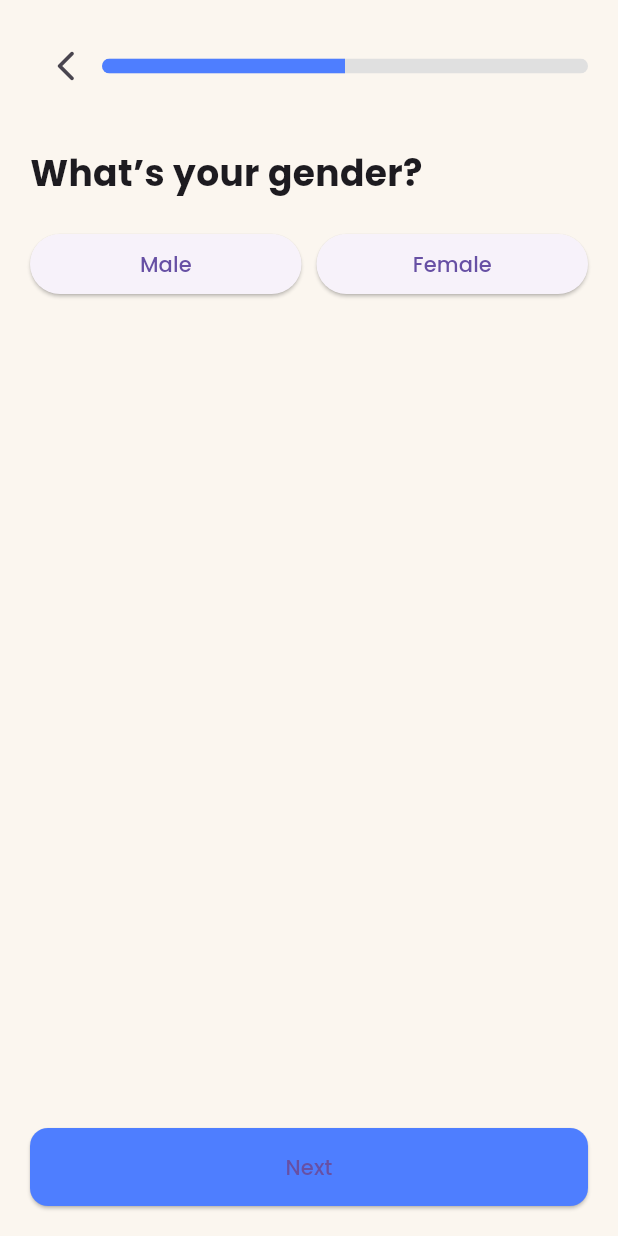
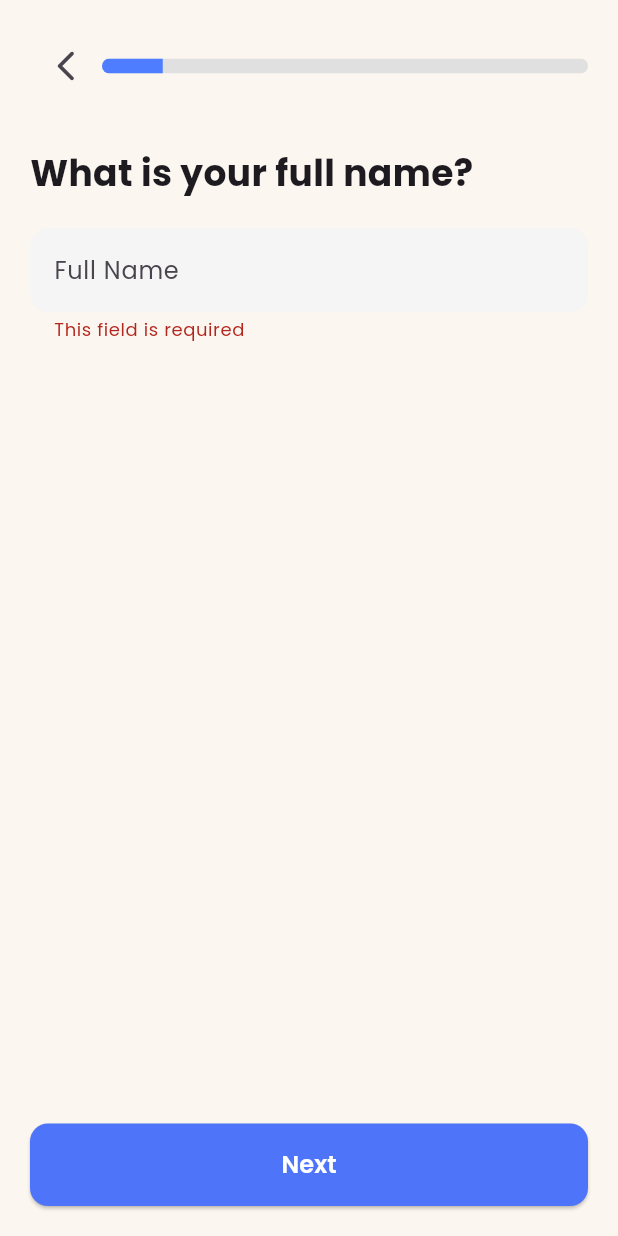
Before and after one commit to kerlos-alrayan/codekids, a Flutter app: the SignUpSteps screen opened by its route, after a tap on "Next", on a phone screen of 412 x 824 dp. Run offline on Flutter 3.47's test engine with Material 3 defaults, Android fonts, the phone set to English and light mode, and no system bars; our stand-ins replace bloc, carousel_slider, flutter_bloc, font_awesome_flutter, go_router, google_fonts and 2 more.

```diff
--- a/lib/core/utils/app_router.dart
+++ b/lib/core/utils/app_router.dart
@@ -1,6 +1,7 @@
 import 'package:codekids/features/auth/presentation/views/sign_up_steps.dart';
 import 'package:codekids/features/home/presentation/views/bottom_nav_bar.dart';
 import 'package:codekids/features/home/presentation/views/home_view.dart';
+import 'package:codekids/features/notification/presentation/views/notification_view.dart';
 import 'package:flutter/material.dart';
 import 'package:go_router/go_router.dart';
 
@@ -9,13 +10,15 @@ import '../../features/splash/presentation/views/splash_view.dart';
 
 abstract class AppRouter {
   static const kIntroductionView = '/IntroductionView';
-  static const kHomeView = '/HomeView';
+  static const kSignUpSteps = '/SignUpSteps';
+  static const kBottomNavBar = '/BottomNavBar';
+  static const kNotifications = '/Notifications';
 
   static final GoRouter router = GoRouter(routes: <RouteBase>[
     GoRoute(
       path: '/',
       builder: (BuildContext context, GoRouterState state) =>
-          SignUpSteps(totalSteps: 4),
+          const SplashView(),
     ),
     GoRoute(
       path: kIntroductionView,
@@ -23,8 +26,17 @@ abstract class AppRouter {
           const IntroductionView(),
     ),
     GoRoute(
-      path: kHomeView,
-      builder: (BuildContext context, GoRouterState state) => const HomeView(),
+      path: kSignUpSteps,
+      builder: (BuildContext context, GoRouterState state) =>
+          const SignUpSteps(totalSteps: 8,),
+    ),
+    GoRoute(
+      path: kBottomNavBar,
+      builder: (BuildContext context, GoRouterState state) => BottomNavBar(),
+    ),
+    GoRoute(
+      path: kNotifications,
+      builder: (BuildContext context, GoRouterState state) => NotificationView(),
     ),
   ]);
 }
--- a/lib/core/utils/assets.dart
+++ b/lib/core/utils/assets.dart
@@ -5,5 +5,7 @@ class AssetsData{
   static const gamesBottomBar = 'assets/images/home_view/bottom_nav_bar/games.png';
   static const videosBottomBar = 'assets/images/home_view/bottom_nav_bar/videos.png';
   static const accountBottomBar = 'assets/images/home_view/bottom_nav_bar/account.png';
-  static const course_card = 'assets/images/home_view/course_card/g10.png';
+  static const courseCard = 'assets/images/home_view/course_card/g10.png';
+  static const notification = 'assets/images/notification/notifications.png';
+  static const gamesSorting = 'assets/images/games/sorting.png';
 }
--- a/lib/features/auth/presentation/views/sign_up_steps.dart
+++ b/lib/features/auth/presentation/views/sign_up_steps.dart
@@ -1,20 +1,37 @@
+import 'package:codekids/core/utils/styles.dart';
 import 'package:flutter/material.dart';
 import 'package:flutter_bloc/flutter_bloc.dart';
+import 'package:go_router/go_router.dart';
+import '../../../../core/utils/app_router.dart';
 import '../manger/sign_up_steps_cubit/sign_up_steps_cubit.dart';
 
-class SignUpSteps extends StatelessWidget {
+class SignUpSteps extends StatefulWidget {
   final int totalSteps;
 
-  const SignUpSteps({
-    super.key,
-    required this.totalSteps,
-  });
+  const SignUpSteps({super.key, required this.totalSteps});
+
+  @override
+  State<SignUpSteps> createState() => _SignUpStepsState();
+}
+
+class _SignUpStepsState extends State<SignUpSteps> {
+  final _formKey = GlobalKey<FormState>();
+  final Map<int, TextEditingController> _controllers = {};
+
+  @override
+  void dispose() {
+    for (final controller in _controllers.values) {
+      controller.dispose();
+    }
+    super.dispose();
+  }
 
   @override
   Widget build(BuildContext context) {
     return BlocBuilder<StepCubit, int>(
       builder: (context, currentStep) {
-        double progress = currentStep / totalSteps;
+        double progress = currentStep / widget.totalSteps;
+        final controller = _controllers.putIfAbsent(currentStep, () => TextEditingController());
 
         return Scaffold(
           body: SafeArea(
@@ -38,30 +55,53 @@ class SignUpSteps extends StatelessWidget {
                             value: progress,
                             minHeight: 10,
                             backgroundColor: Colors.grey[300],
-                            valueColor: const AlwaysStoppedAnimation<Color>(
-                                Color(0xFF4E7EFF)),
+                            valueColor: const AlwaysStoppedAnimation<Color>(Color(0xFF4E7EFF)),
                           ),
                         ),
                       ),
                     ],
                   ),
                   const SizedBox(height: 30),
-                  _buildStepContent(currentStep),
+                  Form(
+                    key: _formKey,
+                    child: _buildStepContent(currentStep, controller),
+                  ),
                   const Spacer(),
                   SizedBox(
                     width: double.infinity,
                     child: ElevatedButton(
                       onPressed: () {
-                        context.read<StepCubit>().nextStep(totalSteps);
+                        if (_formKey.currentState?.validate() ?? false) {
+                          if (currentStep < widget.totalSteps) {
+                            context.read<StepCubit>().nextStep(widget.totalSteps);
+                          } else {
+                            showDialog(
+                              context: context,
+                              builder: (_) => AlertDialog(
+                                title: const Text("Success"),
+                                content: const Text("All steps completed."),
+                                actions: [
+                                  TextButton(
+                                    onPressed: () => GoRouter.of(context).pushReplacement(AppRouter.kBottomNavBar),
+                                    child: const Text("OK"),
+                                  ),
+                                ],
+                              ),
+                            );
+                          }
+                        }
                       },
                       style: ElevatedButton.styleFrom(
-                        backgroundColor: const Color(0xFF4E7EFF),
+                        backgroundColor: const Color(0xFF4E74F9),
                         padding: const EdgeInsets.symmetric(vertical: 16),
                         shape: RoundedRectangleBorder(
                           borderRadius: BorderRadius.circular(12),
                         ),
                       ),
-                      child: const Text("Next"),
+                      child: Text(
+                        currentStep < widget.totalSteps ? "Next" : "Finish",
+                        style: Styles.textStyle16.copyWith(color: Colors.white),
+                      ),
                     ),
                   ),
                 ],
@@ -73,21 +113,99 @@ class SignUpSteps extends StatelessWidget {
     );
   }
 
-  Widget _buildStepContent(int currentStep) {
+  Widget _buildStepContent(int currentStep, TextEditingController controller) {
     switch (currentStep) {
       case 1:
+        return _buildTextField(
+          controller: controller,
+          label: "What is your full name?",
+          hint: "Full Name",
+          keyboardType: TextInputType.name,
+        );
+      case 2:
+        return _buildTextField(
+          controller: controller,
+          label: "How old are you?",
+          hint: "Age",
+          keyboardType: TextInputType.number,
+        );
+      case 3:
+        return _buildTextField(
+          controller: controller,
+          label: "LinkedIn",
+          hint: "LinkedIn profile link",
+          keyboardType: TextInputType.url,
+        );
+      case 4:
+        return _buildTextField(
+          controller: controller,
+          label: "Phone",
+          hint: "Phone number",
+          keyboardType: TextInputType.phone,
+        );
+      case 5:
+        return _buildTextField(
+          controller: controller,
+          label: "E-mail",
+          hint: "Your email address",
+          keyboardType: TextInputType.emailAddress,
+        );
+      case 6:
+        return _buildTextField(
+          controller: controller,
+          label: "In which university did you study and what is your specialty?",
+          hint: "University and specialty",
+          keyboardType: TextInputType.text,
+          maxLines: 3,
+        );
+      case 7:
+        return _buildTextField(
+          controller: controller,
+          label: "What is your field of specialization and how many years of experience do you have?",
+          hint: "Field and years of experience",
+          keyboardType: TextInputType.text,
+          maxLines: 3,
+        );
+      case 8:
+        return _buildTextField(
+          controller: controller,
+          label: "What places did you work in and do you have experience certificates?",
+          hint: "Workplaces and certificates",
+          keyboardType: TextInputType.text,
+          maxLines: 3,
+        );
+      default:
+        return const Text("Invalid step");
+    }
+  }
+
+  Widget _buildTextField({
+    required String label,
+    required String hint,
+    required TextEditingController controller,
+    TextInputType keyboardType = TextInputType.text,
+    int maxLines = 1,
+  }) {
     return Column(
       crossAxisAlignment: CrossAxisAlignment.start,
       children: [
-            const Text(
-              "How old are you?",
-              style: TextStyle(fontSize: 24, fontWeight: FontWeight.bold),
+        Text(
+          label,
+          style: const TextStyle(fontSize: 24, fontWeight: FontWeight.bold),
         ),
         const SizedBox(height: 20),
-            TextField(
-              keyboardType: TextInputType.number,
+        TextFormField(
+          controller: controller,
+          keyboardType: keyboardType,
+          maxLines: maxLines,
+          validator: (value) {
+            if (value == null || value.trim().isEmpty) {
+              return "This field is required";
+            }
+            return null;
+          },
           decoration: InputDecoration(
-                hintText: 'Age',
+            hintText: hint,
             filled: true,
             fillColor: Colors.grey[100],
             border: OutlineInputBorder(
@@ -98,64 +216,5 @@ class SignUpSteps extends StatelessWidget {
         ),
       ],
     );
-
-      case 2:
-        return Column(
-          crossAxisAlignment: CrossAxisAlignment.start,
-          children: [
-            const Text(
-              "What’s your gender?",
-              style: TextStyle(fontSize: 24, fontWeight: FontWeight.bold),
-            ),
-            const SizedBox(height: 20),
-            Row(
-              children: [
-                Expanded(
-                  child: ElevatedButton(
-                    onPressed: () {},
-                    child: const Text("Male"),
-                  ),
-                ),
-                const SizedBox(width: 10),
-                Expanded(
-                  child: ElevatedButton(
-                    onPressed: () {},
-                    child: const Text("Female"),
-                  ),
-                ),
-              ],
-            ),
-          ],
-        );
-
-      case 3:
-        return Column(
-          crossAxisAlignment: CrossAxisAlignment.start,
-          children: const [
-            Text(
-              "Choose your birthdate",
-              style: TextStyle(fontSize: 24, fontWeight: FontWeight.bold),
-            ),
-            SizedBox(height: 20),
-            Text("Date Picker here..."),
-          ],
-        );
-
-      case 4:
-        return Column(
-          crossAxisAlignment: CrossAxisAlignment.start,
-          children: const [
-            Text(
-              "Accept terms and conditions",
-              style: TextStyle(fontSize: 24, fontWeight: FontWeight.bold),
-            ),
-            SizedBox(height: 20),
-            Text("Checkbox or agreement text..."),
-          ],
-        );
-
-      default:
-        return const Text("Invalid step");
   }
 }
-}
--- a/lib/features/home/presentation/views/bottom_nav_bar.dart
+++ b/lib/features/home/presentation/views/bottom_nav_bar.dart
@@ -4,6 +4,7 @@ import 'package:flutter/material.dart';
 import 'package:flutter_bloc/flutter_bloc.dart';
 import 'package:persistent_bottom_nav_bar/persistent_bottom_nav_bar.dart';
 
+import '../../../games/presentation/views/games_view.dart';
 import '../manger/bottom_nav_bar/bottom_nav_bar_cubit.dart';
 
 
@@ -14,7 +15,7 @@ class BottomNavBar extends StatelessWidget {
 
   final List<Widget> screens = [
     HomeView(),
-    HomeView(),
+    GamesView(),
     HomeView(),
     HomeView(),
   ];
--- a/lib/features/home/presentation/views/widgets/course_card.dart
+++ b/lib/features/home/presentation/views/widgets/course_card.dart
@@ -72,7 +72,7 @@ class CourseCard extends StatelessWidget {
                     bottom: 0,
                     right: 0,
                     child: Image.asset(
-                      AssetsData.course_card,
+                      AssetsData.courseCard,
                       width: 200,
                     ),
                   )
--- a/lib/features/introduction/presentation/views/widgets/continue_button.dart
+++ b/lib/features/introduction/presentation/views/widgets/continue_button.dart
@@ -28,7 +28,7 @@ class ContinueButton extends StatelessWidget {
           ),
           onPressed: () {
             if (state == 1) {
-              GoRouter.of(context).pushReplacement(AppRouter.kHomeView);
+              GoRouter.of(context).pushReplacement(AppRouter.kBottomNavBar);
             } else {
               context.read<IntroCubit>().nextStep();
             }
--- a/pubspec.yaml
+++ b/pubspec.yaml
@@ -47,6 +47,7 @@ dependencies:
   shimmer: ^3.0.0
   carousel_slider: ^5.0.0
   persistent_bottom_nav_bar: ^6.2.1
+  story_view: ^0.16.5
 
 dev_dependencies:
   flutter_test:
@@ -82,6 +83,8 @@ flutter:
     - assets/images/home_view/programming_language/dart.png
     - assets/images/home_view/bottom_nav_bar/
     - assets/images/home_view/course_card/
+    - assets/images/notification/notifications.png
+    - assets/images/games/
 
     # An image asset can refer to one or more resolution-specific "variants", see
   # https://flutter.dev/to/resolution-aware-images
```
Also changed, not shown: lib/features/games/presentation/views/games_view.dart (added, +13 -0 lines), lib/features/games/presentation/views/widgets/games_view_body.dart (added, +69 -0 lines), lib/features/home/presentation/views/widgets/search_and_notification_bar.dart (+5 -13 lines), lib/features/introduction/presentation/views/widgets/child_input_name.dart (+9 -4 lines), lib/features/notification/presentation/views/notification_view.dart (added, +21 -0 lines), lib/features/notification/presentation/views/widgets/notification_view_body.dart (added, +36 -0 lines), assets/images/notification/notifications.png (added), lib/features/auth/presentation/views/widgets/build_step_content.dart (added), pubspec.lock. Lines whose indentation alone changed are shown as unchanged.
